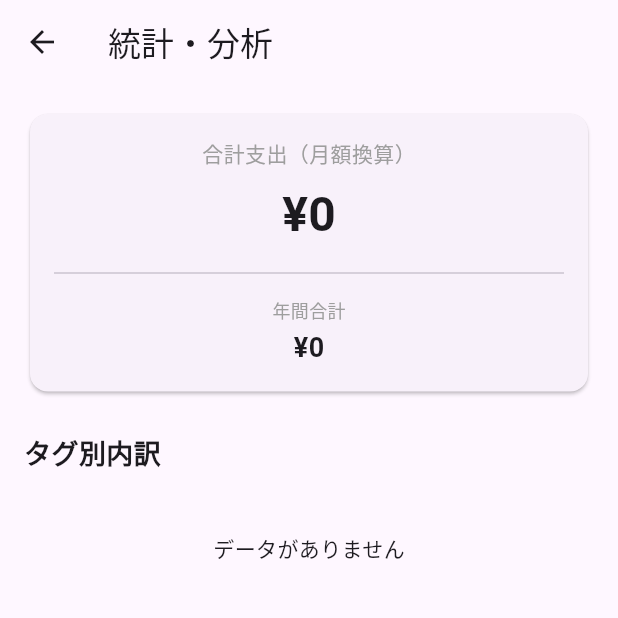
After one commit to OhnoHaruki/subscription-manager-app, a Flutter app: the StatisticsScreen screen opened directly, on a phone screen of 412 x 824 dp, the top half of it. The commit adds this screen. Run offline on Flutter 3.47's test engine with Material 3 defaults, Android fonts, the phone set to English and light mode, and no system bars; our stand-ins replace flutter_riverpod, freezed_annotation, supabase_flutter; accounts and stored records are empty.

Commit message:
feat: 統計・分析画面の実装 #21

```diff
--- /dev/null
+++ b/lib/providers/stats_provider.dart
@@ -0,0 +1,49 @@
+import 'package:flutter_riverpod/flutter_riverpod.dart';
+import '../models/subscription.dart';
+import 'subscription_provider.dart';
+import 'tag_provider.dart';
+
+/// 統計情報を表すモデル
+class SubscriptionStats {
+  final double monthlyTotal;
+  final double yearlyTotal;
+  final Map<String, double> amountByTag; // TagID -> MonthlyAmount
+
+  SubscriptionStats({
+    required this.monthlyTotal,
+    required this.yearlyTotal,
+    required this.amountByTag,
+  });
+}
+
+/// 統計情報を計算するProvider
+final subscriptionStatsProvider = Provider<SubscriptionStats>((ref) {
+  final subscriptions = ref.watch(subscriptionsProvider).value ?? [];
+
+  double monthlyTotal = 0;
+  Map<String, double> amountByTag = {};
+
+  for (final sub in subscriptions) {
+    double monthlyAmount = sub.cycle == BillingCycle.monthly
+        ? sub.amount.toDouble()
+        : sub.amount / 12.0;
+
+    monthlyTotal += monthlyAmount;
+
+    for (final tagId in sub.tags) {
+      amountByTag[tagId] = (amountByTag[tagId] ?? 0) + monthlyAmount;
+    }
+
+    // タグがない場合の「未分類」用
+    if (sub.tags.isEmpty) {
+      const unclassified = 'unclassified';
+      amountByTag[unclassified] = (amountByTag[unclassified] ?? 0) + monthlyAmount;
+    }
+  }
+
+  return SubscriptionStats(
+    monthlyTotal: monthlyTotal,
+    yearlyTotal: monthlyTotal * 12,
+    amountByTag: amountByTag,
+  );
+});
--- /dev/null
+++ b/lib/screens/statistics_screen.dart
@@ -0,0 +1,126 @@
+import 'package:flutter/material.dart';
+import 'package:flutter_riverpod/flutter_riverpod.dart';
+import 'package:intl/intl.dart';
+import '../providers/stats_provider.dart';
+import '../providers/tag_provider.dart';
+
+class StatisticsScreen extends ConsumerWidget {
+  const StatisticsScreen({super.key});
+
+  @override
+  Widget build(BuildContext context, WidgetRef ref) {
+    final stats = ref.watch(subscriptionStatsProvider);
+    final tagsAsync = ref.watch(tagsProvider);
+    final currencyFormat = NumberFormat.simpleCurrency(locale: 'ja_JP');
+
+    return Scaffold(
+      appBar: AppBar(
+        title: const Text('統計・分析'),
+      ),
+      body: ListView(
+        padding: const EdgeInsets.all(16),
+        children: [
+          // 総計カード
+          Card(
+            child: Padding(
+              padding: const EdgeInsets.all(16),
+              child: Column(
+                children: [
+                  const Text('合計支出（月額換算）', style: TextStyle(fontSize: 14, color: Colors.grey)),
+                  const SizedBox(height: 8),
+                  Text(
+                    currencyFormat.format(stats.monthlyTotal.toInt()),
+                    style: const TextStyle(fontSize: 32, fontWeight: FontWeight.bold),
+                  ),
+                  const Divider(height: 32),
+                  Row(
+                    mainAxisAlignment: MainAxisAlignment.spaceAround,
+                    children: [
+                      _StatItem(
+                        label: '年間合計',
+                        value: currencyFormat.format(stats.yearlyTotal.toInt()),
+                      ),
+                    ],
+                  ),
+                ],
+              ),
+            ),
+          ),
+          const SizedBox(height: 24),
+
+          const Text('タグ別内訳', style: TextStyle(fontSize: 18, fontWeight: FontWeight.bold)),
+          const SizedBox(height: 8),
+
+          tagsAsync.when(
+            data: (tags) {
+              final sortedEntries = stats.amountByTag.entries.toList()
+                ..sort((a, b) => b.value.compareTo(a.value));
+
+              if (sortedEntries.isEmpty) {
+                return const Center(child: Padding(
+                  padding: EdgeInsets.all(32.0),
+                  child: Text('データがありません'),
+                ));
+              }
+
+              return Column(
+                children: sortedEntries.map((entry) {
+                  String tagName;
+                  if (entry.key == 'unclassified') {
+                    tagName = '未分類';
+                  } else {
+                    try {
+                      tagName = tags.firstWhere((t) => t.id == entry.key).name;
+                    } catch (_) {
+                      tagName = '削除済みタグ';
+                    }
+                  }
+
+                  final percentage = stats.monthlyTotal > 0
+                      ? (entry.value / stats.monthlyTotal * 100).toStringAsFixed(1)
+                      : '0';
+
+                  return ListTile(
+                    leading: const Icon(Icons.label_outline),
+                    title: Text(tagName),
+                    subtitle: LinearProgressIndicator(
+                      value: stats.monthlyTotal > 0 ? entry.value / stats.monthlyTotal : 0,
+                      backgroundColor: Colors.grey[200],
+                    ),
+                    trailing: Column(
+                      mainAxisAlignment: MainAxisAlignment.center,
+                      crossAxisAlignment: CrossAxisAlignment.end,
+                      children: [
+                        Text(currencyFormat.format(entry.value.toInt())),
+                        Text('$percentage%', style: const TextStyle(fontSize: 12, color: Colors.grey)),
+                      ],
+                    ),
+                  );
+                }).toList(),
+              );
+            },
+            loading: () => const Center(child: CircularProgressIndicator()),
+            error: (e, st) => Text('タグ情報の読み込みエラー: $e'),
+          ),
+        ],
+      ),
+    );
+  }
+}
+
+class _StatItem extends StatelessWidget {
+  const _StatItem({required this.label, required this.value});
+  final String label;
+  final String value;
+
+  @override
+  Widget build(BuildContext context) {
+    return Column(
+      children: [
+        Text(label, style: const TextStyle(fontSize: 12, color: Colors.grey)),
+        const SizedBox(height: 4),
+        Text(value, style: const TextStyle(fontSize: 18, fontWeight: FontWeight.bold)),
+      ],
+    );
+  }
+}
```
Also changed, not shown: lib/screens/subscription_list_screen.dart (+11 -0 lines).
